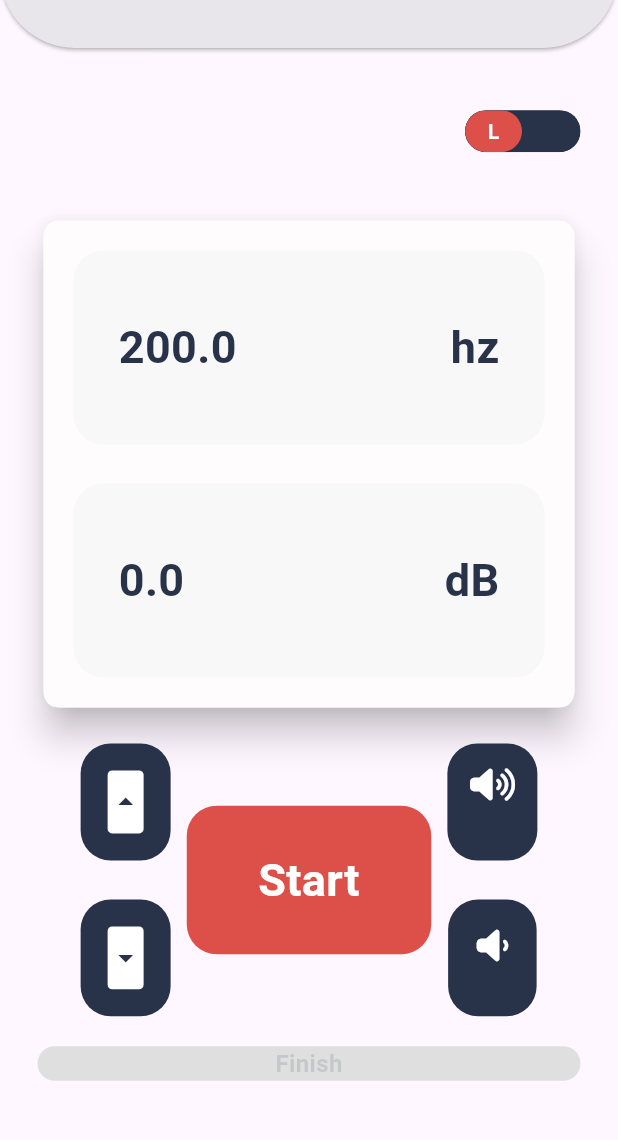
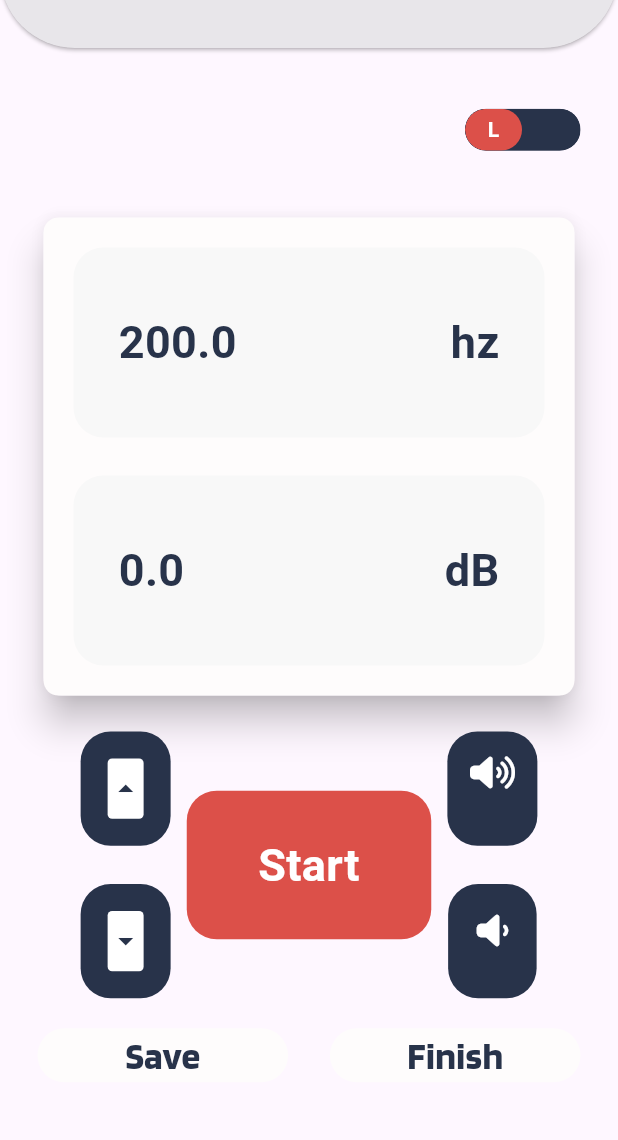
Before and after one commit to ShivangiPatel102/freq_fit, a Flutter app: the PureToneScreen screen opened by its route, on a phone screen of 412 x 824 dp, the part 72-1212 px from its top. Run offline on Flutter 3.47's test engine with Material 3 defaults, Android fonts, the phone set to English and light mode, and no system bars; drawn by our look-alikes of toggle_switch; our stand-ins replace font_awesome_flutter, syncfusion_flutter_charts; missing offline and left inert: headset_connection_event, sound_generator; project files that could hold a hidden picture were left out.

Commit message:
save/finish btn and removal of select ear alert

```diff
--- a/lib/screens/pure_tone_screen.dart
+++ b/lib/screens/pure_tone_screen.dart
@@ -44,9 +44,10 @@ class _PureToneScreenState extends State<PureToneScreen> {
   void _checkAndShowAlert() {
     if (_headsetState != HeadsetState.CONNECT) {
       show_Alert_Check_Headphone(context);
-    } else if (_headsetState == HeadsetState.CONNECT) {
-      show_Alert_Select_Ear(context);
     }
+    // else if (_headsetState == HeadsetState.CONNECT) {
+    //   show_Alert_Select_Ear(context);
+    // }
   }
 
   @override
@@ -276,15 +277,15 @@ class _PureToneScreenState extends State<PureToneScreen> {
                               SoundGenerator.stop();
                               isPlaying = false;
                               buttonText = 'Start';
-                              AudioData audio = AudioData(freq: frequency, db: volume);
-                              if(balance==0)
-                              {
-                                leftEar.add(audio);
-                              }
-                              else if(balance==1)
-                              {
-                                rightEar.add(audio);
-                              }
+                              // AudioData audio = AudioData(freq: frequency, db: volume);
+                              // if(balance==0)
+                              // {
+                              //   leftEar.add(audio);
+                              // }
+                              // else if(balance==1)
+                              // {
+                              //   rightEar.add(audio);
+                              // }
                             }
                           },
                           child: ReusableContainerForButtons(
@@ -371,18 +372,49 @@ class _PureToneScreenState extends State<PureToneScreen> {
               },
               child: Expanded(
                   flex: 3,
+                  child: Row(
+                    children: [
+                      Expanded(
+                        flex: 6,
                         child: ReusableContainerForButtons(
                           // padding:
                           //margin: EdgeInsets.symmetric(vertical: 18, horizontal: 10),
-                    colour:  kLightGreyColor,
-                    width: double.infinity,
+                          colour:  kWhiteWidgetColor,
                           containerChild: Center(
                             child: GestureDetector(
                               onTap:(){
-                          print("\n Left Ear: ");
-                          print(leftEar);
-                          print("\n Right Ear: ");
-                          print(rightEar);
+                                AudioData audio = AudioData(freq: frequency, db: volume);
+                                if(balance==0)
+                                {
+                                  leftEar.add(audio);
+                                }
+                                else if(balance==1)
+                                {
+                                  rightEar.add(audio);
+                                }
+                              },
+                              child:const Text(
+                                'Save',
+                                style: kWhiteButtonTextStyle,
+                              )
+                            )
+                          ),
+                        ),
+                      ),
+                      const Spacer(),
+                      Expanded(
+                        flex: 6,
+                        child: ReusableContainerForButtons(
+                          // padding:
+                          //margin: EdgeInsets.symmetric(vertical: 18, horizontal: 10),
+                          colour:  kWhiteWidgetColor,
+                          containerChild: Center(
+                              child: GestureDetector(
+                                  onTap:(){
+                                    // print("\n Left Ear: ");
+                                    // print(leftEar);
+                                    // print("\n Right Ear: ");
+                                    // print(rightEar);
                                     Navigator.push(
                                       context,
                                       MaterialPageRoute(
@@ -395,13 +427,13 @@ class _PureToneScreenState extends State<PureToneScreen> {
                                   },
                                   child:const Text(
                                     'Finish',
-                          style: TextStyle(
-                              color: Color(0xff28334A50),
-                              fontSize: 16,
-                              fontWeight: FontWeight.w600),
+                                    style: kWhiteButtonTextStyle,
                                   )
                               )
                           ),
+                        ),
+                      ),
+                    ],
                   )),
             ),
             const Spacer(),
```
Also changed, not shown: lib/screens/audio_chart.dart (+10 -7 lines). Lines whose indentation alone changed are shown as unchanged.
